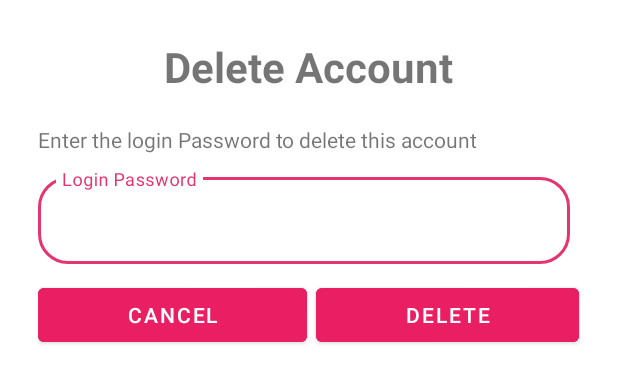
After one commit to vairamuthu163/StockManager, an Android app: the layout custom_dialog_delete.xml on its own in the app's theme, with its tools: preview values and no code run, on a phone screen of 412 x 824 dp. The commit adds this screen. Shown: the top 383 px of the screen. Run offline under Robolectric (Android 15) with nearby library versions, the phone set to English and light mode, and no system bars.

Commit message:
vairam-6

```diff
--- a/app/src/main/java/com/india/stockmanager/LoginActivity.kt
+++ b/app/src/main/java/com/india/stockmanager/LoginActivity.kt
@@ -84,9 +84,7 @@ class LoginActivity : AppCompatActivity() {
                     .addOnCompleteListener {
                         if(it.isSuccessful)
                         {
-                            val intent = Intent(applicationContext,MainActivity::class.java).apply {
-                                putExtra("passmain",loginPassword.text.toString().trim())
-                            }
+                            val intent = Intent(applicationContext,MainActivity::class.java)
                             startActivity(intent)
                             finish()
                         }
--- a/app/src/main/java/com/india/stockmanager/SignupActivity.kt
+++ b/app/src/main/java/com/india/stockmanager/SignupActivity.kt
@@ -133,9 +133,7 @@ class SignupActivity : AppCompatActivity() {
                                 var model = UserDetails(loginEmailName.text.toString().trim(),"#fghs#hsd&c%s")
                                 currentUserDb?.setValue(model)
                                 Toast.makeText(applicationContext,"Registration Success",Toast.LENGTH_SHORT).show()
-                                val intent = Intent(applicationContext,MainActivity::class.java).apply {
-                                    putExtra("passmain",signUpPassword1.text.toString().trim())
-                                }
+                                val intent = Intent(applicationContext,MainActivity::class.java)
                                 startActivity(intent)
                                 finish()
                             }
--- a/app/src/main/res/layout/activity_edit_value.xml
+++ b/app/src/main/res/layout/activity_edit_value.xml
@@ -104,6 +104,7 @@
                 android:layout_width="match_parent"
                 android:layout_height="wrap_content"
                 android:layout_margin="4dp"
+                android:textSize="18dp"
                 android:background="@drawable/mybutton"
                 android:text="Increase" />
 
@@ -112,6 +113,7 @@
                 android:layout_width="match_parent"
                 android:layout_height="wrap_content"
                 android:layout_margin="4dp"
+                android:textSize="18dp"
                 android:background="@drawable/mybutton"
                 android:text="decrease" />
         </TableRow>
@@ -124,8 +126,9 @@
                 android:layout_height="wrap_content"
                 android:layout_margin="4dp"
                 android:layout_span="2"
+                android:textSize="18dp"
                 android:background="@drawable/mybutton"
-                android:text="Delete stock" />
+                android:text="cancel" />
         </TableRow>
 
     </TableLayout>
--- /dev/null
+++ b/app/src/main/res/layout/custom_dialog_delete.xml
@@ -0,0 +1,80 @@
+<?xml version="1.0" encoding="utf-8"?>
+<RelativeLayout xmlns:android="http://schemas.android.com/apk/res/android"
+    xmlns:app="http://schemas.android.com/apk/res-auto"
+    xmlns:tools="http://schemas.android.com/tools"
+    android:layout_width="match_parent"
+    android:layout_height="match_parent"
+    android:padding="25dp"
+    android:background="#FFFFFF"
+    android:backgroundTint="#FFFFFF">
+    <TextView
+        android:id="@+id/dialogTitle"
+        android:layout_width="wrap_content"
+        android:layout_height="wrap_content"
+        android:text="Delete Account"
+        android:textSize="28dp"
+        android:textStyle="bold"
+        android:layout_centerHorizontal="true"
+        app:layout_constraintTop_toTopOf="parent"
+        tools:layout_editor_absoluteX="33dp" />
+
+    <TextView
+        android:id="@+id/selectOption"
+        android:layout_width="wrap_content"
+        android:layout_height="wrap_content"
+        android:layout_below="@+id/dialogTitle"
+        android:layout_marginTop="20dp"
+        android:text="Enter the login Password to delete this account" />
+
+    <TableLayout
+        android:layout_marginTop="10dp"
+        android:layout_width="match_parent"
+        android:layout_height="wrap_content"
+        android:layout_below="@+id/selectOption"
+        android:stretchColumns="*">
+        <TableRow>
+             <com.google.android.material.textfield.TextInputLayout
+                android:layout_width="match_parent"
+                android:layout_height="wrap_content"
+                android:layout_marginEnd="6dp"
+                android:hint="Login Password"
+                 android:layout_span="2"
+                 android:id="@+id/deletePassl"
+                app:boxCornerRadiusBottomEnd="20dp"
+                app:boxCornerRadiusTopEnd="20dp"
+                app:boxCornerRadiusBottomStart="20dp"
+                app:boxCornerRadiusTopStart="20dp"
+                style="@style/Widget.MaterialComponents.TextInputLayout.OutlinedBox.Dense"
+                >
+
+                <com.google.android.material.textfield.TextInputEditText
+                    android:id="@+id/deletePass"
+                    android:layout_width="match_parent"
+                    android:layout_height="wrap_content"
+                   android:padding="18dp"
+                    android:inputType="text" />
+            </com.google.android.material.textfield.TextInputLayout>
+        </TableRow>
+        <TableRow
+            android:layout_marginTop="10dp"
+            >
+
+            <Button
+                android:id="@+id/btnCancel"
+                android:layout_width="match_parent"
+                android:layout_height="wrap_content"
+                android:text="cancel"
+                android:layout_marginEnd="6dp"
+                android:backgroundTint="@color/colorAccent"
+                />
+
+            <Button
+                android:id="@+id/btnDelete"
+                android:layout_width="match_parent"
+                android:layout_height="wrap_content"
+                android:text="delete"
+                android:backgroundTint="@color/colorAccent"
+                />
+        </TableRow>
+    </TableLayout>
+</RelativeLayout>
--- a/app/src/main/res/menu/toolbar_menu.xml
+++ b/app/src/main/res/menu/toolbar_menu.xml
@@ -5,6 +5,7 @@
         android:id="@+id/searchBar"
         app:showAsAction="ifRoom"
         android:icon="@drawable/ic_baseline_search_24"
+        app:actionViewClass="androidx.appcompat.widget.SearchView"
         />
     <item android:title="Settings"
         android:id="@+id/item2"
```
Also changed, not shown: app/src/main/java/com/india/stockmanager/MainActivity.kt (+44 -8 lines), app/src/main/java/com/india/stockmanager/SettingActivity.kt (+25 -4 lines).
